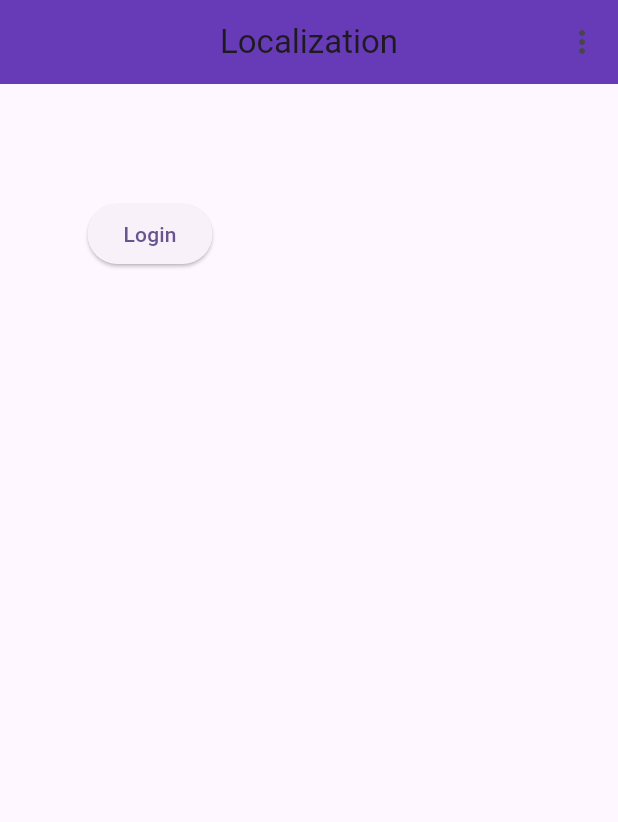
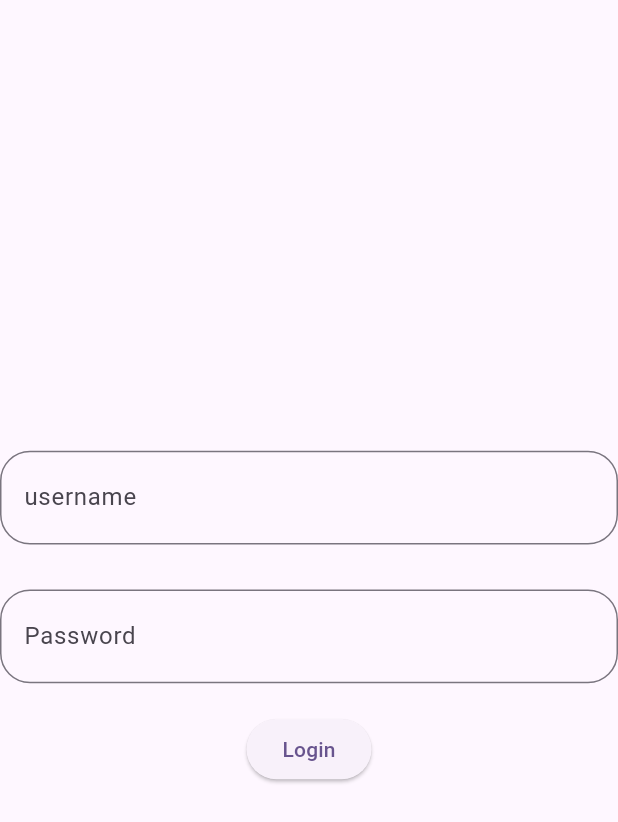
Before and after one commit to mdharis090/locaization, a Flutter app: the screen it shows after launch, on a phone screen of 412 x 824 dp. Shown: the top 822 px of the screen. Run offline on Flutter 3.47's test engine with Material 3 defaults, Android fonts, the phone set to English and light mode, and no system bars; our stand-ins replace shared_preferences; generated files the repository leaves out were written again.

Commit message:
textfield

```diff
--- /dev/null
+++ b/lib/constant/textfield.dart
@@ -0,0 +1,39 @@
+// lib/widgets/custom_text_field.dart
+
+import 'package:flutter/material.dart';
+
+class TextField extends StatelessWidget {
+  String labl = "";
+  String hint = "";
+  bool obs;
+  Widget Icon;
+  var Control;
+  var keyborad;
+
+  TextField({
+    super.key,
+    required this.labl,
+    required this.hint,
+    required this.Icon,
+    this.obs = false,
+    this.Control,
+    this.keyborad,
+  });
+
+  @override
+  Widget build(BuildContext context) {
+    return TextFormField(
+      obscureText: obs,
+      controller: Control,
+      keyboardType: keyborad,
+      decoration: InputDecoration(
+        label: Text(labl),
+        hintText: hint,
+        suffix: Icon,
+        border: OutlineInputBorder(
+          borderRadius: BorderRadius.circular(20),
+        ),
+      ),
+    );
+  }
+}
--- a/lib/main.dart
+++ b/lib/main.dart
@@ -3,6 +3,7 @@ import 'package:multilanguage/controller/language.dart';
 import 'package:multilanguage/home.dart';
 import 'package:flutter_localizations/flutter_localizations.dart';
 import 'package:flutter_gen/gen_l10n/app_localizations.dart';
+import 'package:multilanguage/screen/login.dart';
 import 'package:provider/provider.dart';
 import 'package:shared_preferences/shared_preferences.dart';
 
@@ -43,7 +44,7 @@ class MyApp extends StatelessWidget {
               colorScheme: ColorScheme.fromSeed(seedColor: Colors.deepPurple),
               useMaterial3: true,
             ),
-            home: const HomeScreen(),
+            home: const LoginScreen(),
           );
         },
       ),
--- /dev/null
+++ b/lib/screen/login.dart
@@ -0,0 +1,52 @@
+import 'package:flutter/material.dart';
+
+class LoginScreen extends StatefulWidget {
+  const LoginScreen({super.key});
+
+  @override
+  State<LoginScreen> createState() => _LoginScreenState();
+}
+
+class _LoginScreenState extends State<LoginScreen> {
+
+  @override
+  Widget build(BuildContext context) {
+    return Scaffold(
+      body: Column(
+        mainAxisAlignment: MainAxisAlignment.center,
+        crossAxisAlignment: CrossAxisAlignment.center,
+        children: [
+            TextField(
+             decoration: InputDecoration(
+               label: Text("username"),
+               hintText: "Enter user name",
+               prefix: Icon(Icons.person),
+               border: OutlineInputBorder(
+                 borderRadius: BorderRadius.circular(20),
+               )),
+          ),
+         SizedBox(
+           height: 30,
+         ),
+          TextField(
+            decoration: InputDecoration(
+              label: Text("Password"),
+              hintText: "Enter user password",
+              prefix: Icon(Icons.password_rounded),
+              border: OutlineInputBorder(
+                borderRadius: BorderRadius.circular(20),
+
+              )
+            ),
+          ),
+       SizedBox(
+         height: 20,
+       ),
+
+       ElevatedButton(onPressed: (){}, child: Text("Login")),
+
+        ],
+      ),
+    );
+  }
+}
```
